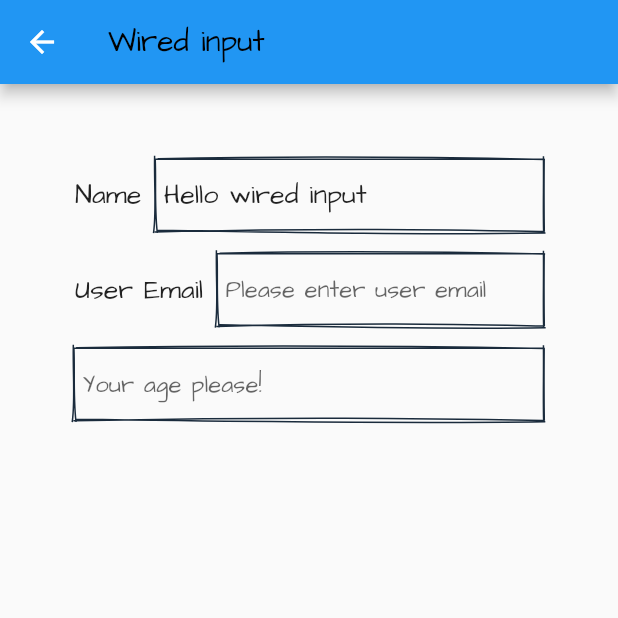
After one commit to KevinZhang19870314/wired_elements, a Flutter app: the WiredInputExample screen opened directly, on a phone screen of 412 x 824 dp, the top half of it. The commit adds this screen. Run offline on Flutter 3.47's test engine with Material 2 defaults, Android fonts, the phone set to English and light mode, and no system bars.

Commit message:
feat: add wired input & wired radio

```diff
--- a/example/lib/demos.dart
+++ b/example/lib/demos.dart
@@ -5,6 +5,8 @@ import 'package:example/src/wired_dialog_example.dart';
 import 'package:example/src/wired_divider_example.dart';
 import 'package:flutter/material.dart';
 import 'src/wired_button_example.dart';
+import 'src/wired_input_example.dart';
+import 'src/wired_radio_example.dart';
 
 final String handWriting1 = 'Shadows Into Light';
 final String handWriting2 = 'Architects Daughter';
@@ -45,7 +47,19 @@ final List<Demo> demos = [
     'Wired divider',
     (_) => WiredDividerExample(title: 'Wired divider'),
     const Icon(Icons.safety_divider, size: 36),
-  )
+  ),
+  NormalDemo(
+    'Wired input example',
+    'Wired input',
+    (_) => WiredInputExample(title: 'Wired input'),
+    const Icon(Icons.input, size: 36),
+  ),
+  NormalDemo(
+    'Wired radio example',
+    'Wired radio',
+    (_) => WiredRadioExample(title: 'Wired radio'),
+    const Icon(Icons.radio_button_checked, size: 36),
+  ),
 ];
 
 abstract class Demo {
--- /dev/null
+++ b/example/lib/src/wired_input_example.dart
@@ -0,0 +1,69 @@
+import 'package:example/demos.dart';
+import 'package:flutter/material.dart';
+import 'package:wired_elements/wired_elements.dart';
+
+import 'wired_text.dart';
+
+class WiredInputExample extends StatelessWidget {
+  final String title;
+  const WiredInputExample({Key? key, required this.title}) : super(key: key);
+
+  @override
+  Widget build(BuildContext context) {
+    final TextEditingController controller1 =
+        TextEditingController(text: 'Hello wired input');
+    final TextEditingController controller2 = TextEditingController();
+    final TextEditingController controller3 = TextEditingController();
+
+    return Scaffold(
+      appBar: AppBar(
+        title: WiredText(
+          '$title',
+          fontSize: 20.0,
+        ),
+      ),
+      body: Container(
+        padding: EdgeInsets.all(50.0),
+        child: Column(
+          mainAxisAlignment: MainAxisAlignment.start,
+          crossAxisAlignment: CrossAxisAlignment.center,
+          children: [
+            WiredInput(
+              controller: controller1,
+              style: TextStyle(
+                fontFamily: handWriting2,
+                fontSize: 18.0,
+              ),
+              labelText: 'Name',
+              labelStyle: TextStyle(
+                fontFamily: handWriting2,
+                fontSize: 18.0,
+              ),
+            ),
+            SizedBox(height: 15.0),
+            WiredInput(
+              controller: controller2,
+              labelText: 'User Email',
+              labelStyle: TextStyle(
+                fontFamily: handWriting2,
+                fontSize: 18.0,
+              ),
+              style: TextStyle(
+                fontFamily: handWriting2,
+              ),
+              hintText: 'Please enter user email',
+            ),
+            SizedBox(height: 15.0),
+            WiredInput(
+              controller: controller3,
+              style: TextStyle(
+                fontFamily: handWriting2,
+              ),
+              hintText: 'Your age please!',
+            ),
+          ],
+        ),
+      ),
+    );
+  }
+}
--- a/lib/src/wired_card.dart
+++ b/lib/src/wired_card.dart
@@ -24,7 +24,7 @@ class WiredCard extends StatelessWidget {
       child: Stack(
         children: [
           WiredCanvas(
-            painter: WiredBaseRectangle(),
+            painter: WiredRectangleBase(),
             fillerType: fill ? RoughFilter.HachureFiller : RoughFilter.NoFiller,
           ),
           Column(
--- a/lib/src/wired_combo.dart
+++ b/lib/src/wired_combo.dart
@@ -72,7 +72,7 @@ class _WiredComboState extends State<WiredCombo> {
                     child: Stack(
                       children: [
                         WiredCanvas(
-                          painter: WiredBaseRectangle(),
+                          painter: WiredRectangleBase(),
                           fillerType: RoughFilter.NoFiller,
                           size: Size(double.infinity, _height),
                         ),
--- a/lib/src/wired_dialog.dart
+++ b/lib/src/wired_dialog.dart
@@ -21,7 +21,7 @@ class WiredDialog extends StatelessWidget {
           Padding(
             padding: EdgeInsets.all(5.0),
             child: WiredCanvas(
-              painter: WiredBaseRectangle(),
+              painter: WiredRectangleBase(),
               fillerType: RoughFilter.NoFiller,
             ),
           ),
--- /dev/null
+++ b/lib/src/wired_input.dart
@@ -0,0 +1,96 @@
+import 'package:flutter/material.dart';
+import 'package:wired_elements/src/canvas/wired_canvas.dart';
+import 'package:wired_elements/src/wired_base.dart';
+
+class WiredInput extends StatelessWidget {
+  final TextEditingController? controller;
+  final TextStyle? style;
+  final String? labelText;
+  final TextStyle? labelStyle;
+  final String? hintText;
+  final TextStyle? hintStyle;
+  final void Function(String)? onChanged;
+
+  const WiredInput({
+    Key? key,
+    this.controller,
+    this.style,
+    this.labelText,
+    this.labelStyle,
+    this.hintText,
+    this.hintStyle,
+    this.onChanged,
+  }) : super(key: key);
+
+  @override
+  Widget build(BuildContext context) {
+    return Row(
+      children: [
+        if (labelText != null)
+          Text(
+            '$labelText',
+            style: labelStyle,
+          ),
+        if (labelText != null) SizedBox(width: 10.0),
+        Expanded(
+          child: Stack(
+            children: [
+              SizedBox(
+                height: 48.0,
+                child: WiredCanvas(
+                  painter: WiredRectangleBase(),
+                  fillerType: RoughFilter.NoFiller,
+                ),
+              ),
+              TextField(
+                controller: controller,
+                style: style,
+                decoration: InputDecoration(
+                  border: InputBorder.none,
+                  hintText: hintText,
+                  hintStyle: hintStyle,
+                  contentPadding: EdgeInsets.symmetric(horizontal: 5.0),
+                ),
+                onChanged: onChanged,
+              ),
+            ],
+          ),
+        ),
+      ],
+    );
+
+    // return Stack(
+    //   children: [
+    //     SizedBox(
+    //       height: 148.0,
+    //       width: double.maxFinite,
+    //       child: WiredCanvas(
+    //         painter: WiredBaseRectangle(leftIndent: 40.0),
+    //         fillerType: RoughFilter.NoFiller,
+    //       ),
+    //     ),
+    //     Row(
+    //       children: [
+    //         Text(
+    //           '$labelText',
+    //           style: labelStyle,
+    //         ),
+    //         SizedBox(width: 5.0),
+    //         Expanded(
+    //           child: TextField(
+    //             controller: controller,
+    //             style: style,
+    //             decoration: InputDecoration(
+    //               border: InputBorder.none,
+    //               hintText: hintText,
+    //               hintStyle: hintStyle,
+    //             ),
+    //             onChanged: onChanged,
+    //           ),
+    //         ),
+    //       ],
+    //     ),
+    //   ],
+    // );
+  }
+}
--- a/lib/wired_elements.dart
+++ b/lib/wired_elements.dart
@@ -6,3 +6,5 @@ export 'src/wired_checkbox.dart';
 export 'src/wired_combo.dart';
 export 'src/wired_dialog.dart';
 export 'src/wired_divider.dart';
+export 'src/wired_input.dart';
+export 'src/wired_radio.dart';
```
Also changed, not shown: example/lib/src/wired_radio_example.dart (added, +65 -0 lines), lib/src/wired_base.dart (+32 -2 lines), lib/src/wired_radio.dart (added, +79 -0 lines).
